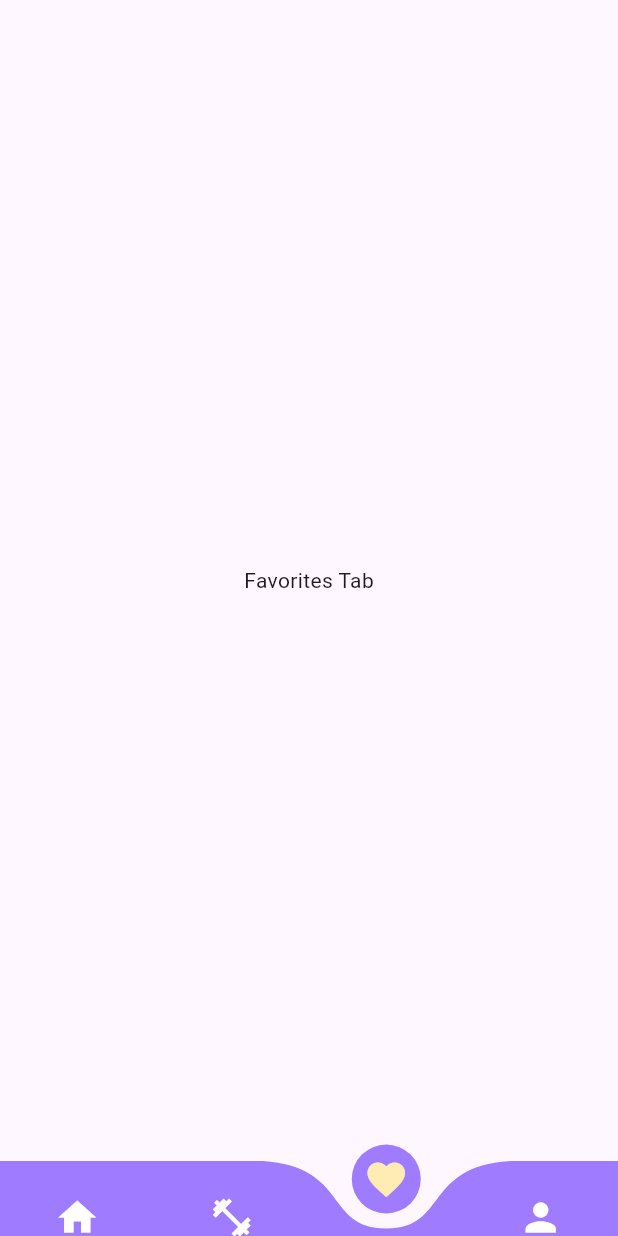
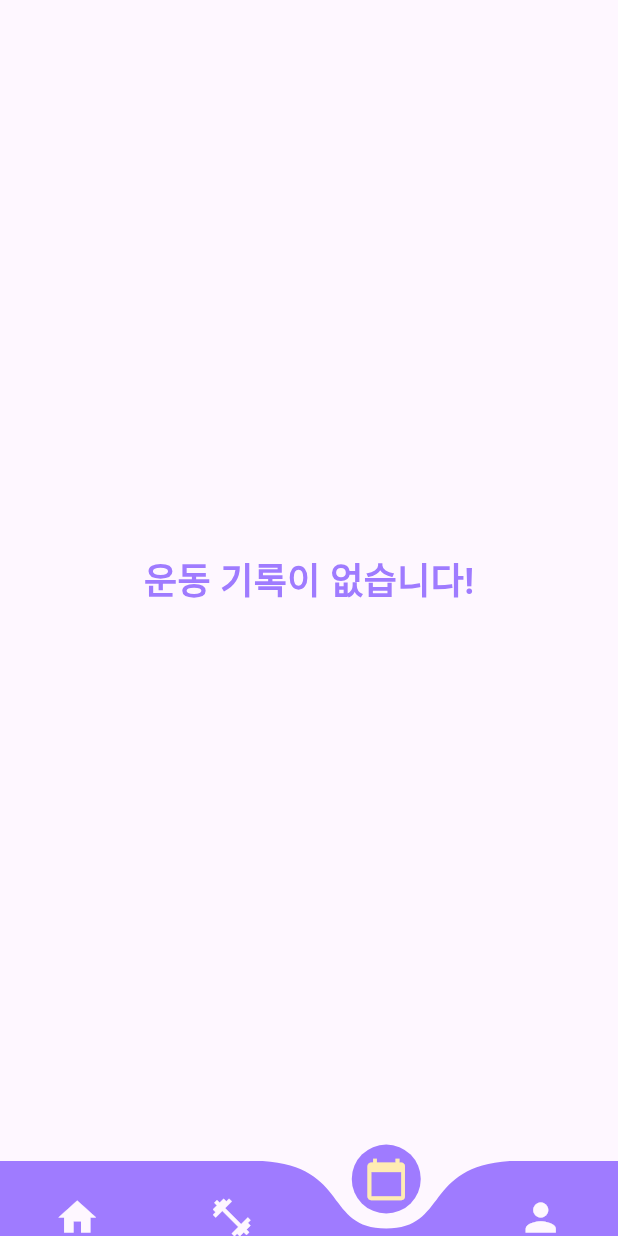
Before and after one commit to KwonMingi/nodevice_besports, a Flutter app: the HomeScreen screen opened directly, item 3 of the bottom bar chosen, on a phone screen of 412 x 824 dp. Run offline on Flutter 3.47's test engine with Material 3 defaults, Android fonts, the phone set to English and light mode, and no system bars; drawn by our look-alikes of curved_navigation_bar; missing offline and left inert: flutter_timer_countdown.

Commit message:
historyScreen add

```diff
--- a/nodevice/lib/constants/staticStatus.dart
+++ b/nodevice/lib/constants/staticStatus.dart
@@ -1,4 +1,11 @@
+import 'dart:collection';
+
 class BoolStatus {
   static bool isModal = false;
   static bool isModalOpen = false;
 }
+
+class ExerciseStatus {
+  static SplayTreeMap<String, List<Map<String, int>>> result =
+      SplayTreeMap<String, List<Map<String, int>>>();
+}
--- a/nodevice/lib/dataStruct/user.dart
+++ b/nodevice/lib/dataStruct/user.dart
@@ -0,0 +1,5 @@
+class User {
+  late String userID;
+  late String userPW;
+  late int age;
+}
--- a/nodevice/lib/main.dart
+++ b/nodevice/lib/main.dart
@@ -26,6 +26,7 @@
 //   }
 // }
 import 'package:flutter/material.dart';
+import 'package:flutter/services.dart';
 import 'package:nodevice/ui/main_view.dart';
 
 void main() {
@@ -37,6 +38,10 @@ class MyApp extends StatelessWidget {
 
   @override
   Widget build(BuildContext context) {
+    SystemChrome.setSystemUIOverlayStyle(SystemUiOverlayStyle(
+      statusBarColor: ThemeData.light().canvasColor, // 상태 표시 줄의 배경색 변경
+      statusBarIconBrightness: Brightness.dark, // 상태 표시 줄 아이콘을 어둡게 설정
+    ));
     return MaterialApp(
       debugShowCheckedModeBanner: false,
       theme: ThemeData.light(),
--- /dev/null
+++ b/nodevice/lib/ui/screens/historyScreen.dart
@@ -0,0 +1,80 @@
+import 'package:flutter/material.dart';
+import 'package:flutter/services.dart';
+import 'package:nodevice/constants/staticStatus.dart';
+import 'package:nodevice/ui/widgets/exerciseSetListTitle.dart';
+
+class HistoryScreen extends StatefulWidget {
+  const HistoryScreen({super.key});
+
+  @override
+  State<HistoryScreen> createState() => _HistoryScreenState();
+}
+
+class _HistoryScreenState extends State<HistoryScreen> {
+  @override
+  Widget build(BuildContext context) {
+    if (ExerciseStatus.result.isEmpty) {
+      return const Scaffold(
+        body: Center(
+          child: Text(
+            '운동 기록이 없습니다!',
+            style: TextStyle(
+              fontSize: 24.0,
+              fontWeight: FontWeight.bold,
+              color: Color(0xFF9F7BFF),
+            ),
+          ),
+        ),
+      );
+    }
+    return Scaffold(
+      body: ListView(
+        padding: const EdgeInsets.fromLTRB(10, 40, 10, 0),
+        children: ExerciseStatus.result.keys.map((exerciseName) {
+          List<Map<String, int>> sets = ExerciseStatus.result[exerciseName]!;
+          return Stack(
+            children: [
+              Container(
+                margin: const EdgeInsets.only(bottom: 10.0, top: 10.0),
+                decoration: BoxDecoration(
+                  color: Colors.white,
+                  borderRadius: BorderRadius.circular(10.0),
+                  border: Border.all(color: const Color(0xFF9F7BFF), width: 2),
+                ),
+                child: Column(
+                  crossAxisAlignment: CrossAxisAlignment.start,
+                  children: [
+                    const SizedBox(height: 20), // 운동 이름 라벨을 위한 공간 확보
+                    ...sets.asMap().entries.map((entry) {
+                      int setNum = entry.key + 1;
+                      return ExerciseSetListTile(
+                        setNum: setNum,
+                        set: entry.value,
+                      );
+                    }).toList(),
+                  ],
+                ),
+              ),
+              Positioned(
+                top: 0,
+                left: 10,
+                child: Container(
+                  padding: const EdgeInsets.symmetric(horizontal: 8.0),
+                  color: ThemeData.light().canvasColor, // 배경색
+                  child: Text(
+                    exerciseName,
+                    style: const TextStyle(
+                      fontWeight: FontWeight.bold,
+                      fontSize: 18,
+                      color: Color(0xFF9F7BFF),
+                    ),
+                  ),
+                ),
+              ),
+            ],
+          );
+        }).toList(),
+      ),
+    );
+  }
+}
--- a/nodevice/lib/ui/screens/homeScreen.dart
+++ b/nodevice/lib/ui/screens/homeScreen.dart
@@ -1,6 +1,7 @@
 import 'package:flutter/material.dart';
 import 'package:nodevice/ui/screens/exerciseScreen.dart';
 import 'package:curved_navigation_bar/curved_navigation_bar.dart';
+import 'package:nodevice/ui/screens/historyScreen.dart';
 
 void main() => runApp(const MyApp());
 
@@ -41,7 +42,7 @@ class _HomeScreenState extends State<HomeScreen> {
   final List<Widget> _widgetOptions = [
     const Text('Home Tab'),
     const ExerciseScreen(),
-    const Text('Favorites Tab'),
+    const HistoryScreen(),
     const Text('Profile Tab'),
   ];
 
@@ -64,22 +65,30 @@ class _HomeScreenState extends State<HomeScreen> {
           Icon(
             Icons.home,
             size: 30,
-            color: _selectedIndex == 0 ? Colors.amber.shade100 : Colors.white,
+            color: _selectedIndex == 0
+                ? Colors.amber.shade100
+                : ThemeData.light().canvasColor,
           ),
           Icon(
             Icons.fitness_center,
             size: 30,
-            color: _selectedIndex == 1 ? Colors.amber.shade100 : Colors.white,
+            color: _selectedIndex == 1
+                ? Colors.amber.shade100
+                : ThemeData.light().canvasColor,
           ),
           Icon(
-            Icons.favorite,
+            Icons.calendar_today,
             size: 30,
-            color: _selectedIndex == 2 ? Colors.amber.shade100 : Colors.white,
+            color: _selectedIndex == 2
+                ? Colors.amber.shade100
+                : ThemeData.light().canvasColor,
           ),
           Icon(
             Icons.person,
             size: 30,
-            color: _selectedIndex == 3 ? Colors.amber.shade100 : Colors.white,
+            color: _selectedIndex == 3
+                ? Colors.amber.shade100
+                : ThemeData.light().canvasColor,
           ),
         ],
         color: const Color(0xFF9F7BFF),
--- a/nodevice/lib/ui/screens/sing_up_screen.dart
+++ b/nodevice/lib/ui/screens/sing_up_screen.dart
@@ -1,4 +1,5 @@
 import 'package:flutter/material.dart';
+import 'package:flutter/services.dart';
 import 'package:nodevice/constants/rSizes.dart';
 
 class SingUpScreen extends StatefulWidget {
```
Also changed, not shown: nodevice/lib/ui/widgets/exerciseSetListTitle.dart (added, +24 -0 lines), nodevice/lib/ui/widgets/setDataCard.dart (added, +31 -0 lines).
